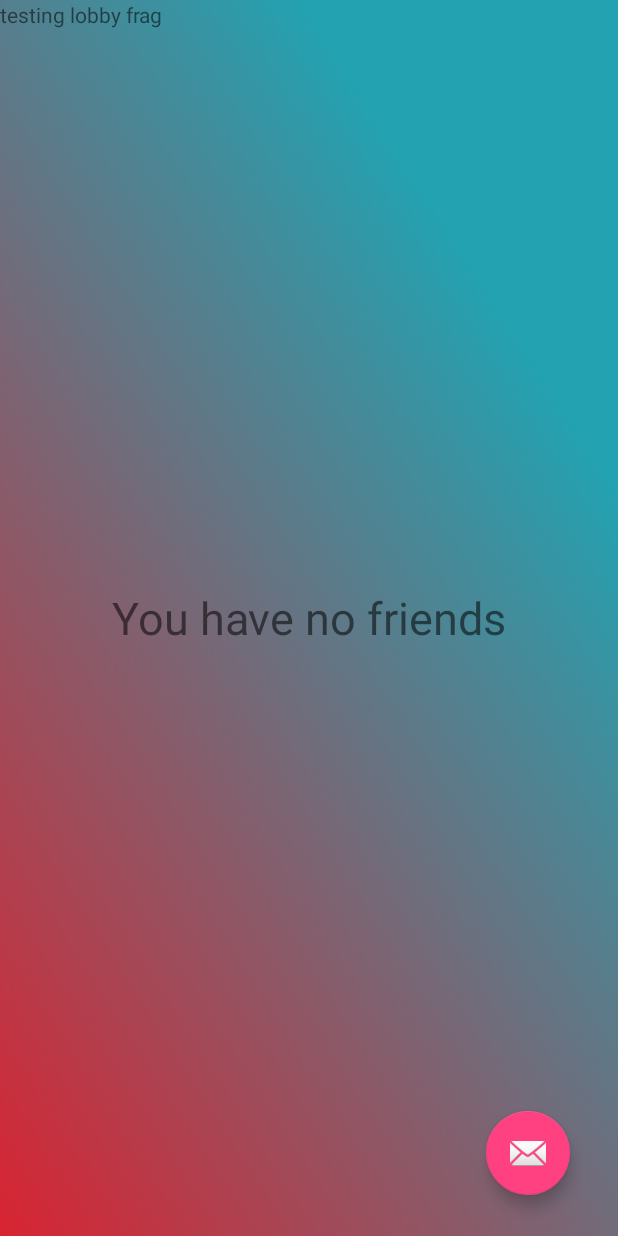
After one commit to joeconstan/BreakfastApp, an Android app: the LobbyFrag screen opened directly, with no data from a screen before it, on a phone screen of 412 x 824 dp. The commit adds this screen. Run offline under Robolectric (Android 15) with nearby library versions, the phone set to English and light mode, and no system bars.

Commit message:
viewpager and various content

```diff
--- /dev/null
+++ b/app/src/main/java/com/arealbreakfast/breakfastapp/FriendsFrag.java
@@ -0,0 +1,25 @@
+package com.arealbreakfast.breakfastapp;
+
+import android.content.Context;
+import android.os.Bundle;
+import android.support.annotation.Nullable;
+import android.view.LayoutInflater;
+import android.view.View;
+import android.view.ViewGroup;
+
+
+public class FriendsFrag extends android.support.v4.app.Fragment {
+
+    @Override
+    public void onAttach(Context context) {
+        super.onAttach(context);
+    }
+
+    @Nullable
+    @Override
+    public View onCreateView(LayoutInflater inflater, @Nullable ViewGroup container, @Nullable Bundle savedInstanceState) {
+        ViewGroup rootView = (ViewGroup) inflater.inflate(R.layout.fragment_friends, container, false);
+
+        return rootView;
+    }
+}
--- /dev/null
+++ b/app/src/main/java/com/arealbreakfast/breakfastapp/LobbyFrag.java
@@ -0,0 +1,35 @@
+package com.arealbreakfast.breakfastapp;
+
+
+import android.content.Context;
+import android.content.Intent;
+import android.os.Bundle;
+import android.support.annotation.Nullable;
+import android.support.design.widget.FloatingActionButton;
+import android.view.LayoutInflater;
+import android.view.View;
+import android.view.ViewGroup;
+
+public class LobbyFrag extends android.support.v4.app.Fragment {
+
+    @Override
+    public void onAttach(Context context) {
+        super.onAttach(context);
+    }
+
+    @Nullable
+    @Override
+    public View onCreateView(LayoutInflater inflater, @Nullable ViewGroup container, @Nullable Bundle savedInstanceState) {
+        ViewGroup rootView = (ViewGroup) inflater.inflate(R.layout.fragment_lobby, container, false);
+
+        FloatingActionButton fab = (FloatingActionButton) rootView.findViewById(R.id.fab);
+        fab.setOnClickListener(new View.OnClickListener() {
+            @Override
+            public void onClick(View view) {
+                Intent intent = new Intent(view.getContext(), AddFriends.class);
+                startActivity(intent);
+            }
+        });
+        return rootView;
+    }
+}
--- a/app/src/main/java/com/arealbreakfast/breakfastapp/MainActivity.java
+++ b/app/src/main/java/com/arealbreakfast/breakfastapp/MainActivity.java
@@ -105,7 +105,7 @@ public class MainActivity extends AppCompatActivity {
                             editor.apply();
 
 
-                            Intent intent = new Intent(view.getContext(), FindContacts.class);
+                            Intent intent = new Intent(view.getContext(), MainFragmentPager.class);
                             startActivity(intent);
 
                         }
@@ -149,7 +149,7 @@ public class MainActivity extends AppCompatActivity {
                             editor.putString("uid", uid);
                             editor.apply();
 
-                            Intent intent = new Intent(view.getContext(), FindContacts.class);
+                            Intent intent = new Intent(view.getContext(), MainFragmentPager.class);
                             startActivity(intent);
                         }
 
--- /dev/null
+++ b/app/src/main/java/com/arealbreakfast/breakfastapp/MainFragmentPager.java
@@ -0,0 +1,73 @@
+package com.arealbreakfast.breakfastapp;
+
+import android.os.Bundle;
+import android.support.annotation.Nullable;
+import android.support.v4.app.Fragment;
+import android.support.v4.app.FragmentActivity;
+import android.support.v4.app.FragmentManager;
+import android.support.v4.app.FragmentPagerAdapter;
+import android.support.v4.view.PagerAdapter;
+import android.support.v4.view.ViewPager;
+
+
+public class MainFragmentPager extends FragmentActivity{
+
+    private static final int NUM_PAGES = 2;
+    private ViewPager mPager;
+    private PagerAdapter mPagerAdapter;
+
+    @Override
+    protected void onCreate(@Nullable Bundle savedInstanceState) {
+        super.onCreate(savedInstanceState);
+        setContentView(R.layout.viewpager);
+
+        mPager = (ViewPager) findViewById(R.id.pager);
+        mPagerAdapter = new LobbyPager(getSupportFragmentManager());
+        mPager.setAdapter(mPagerAdapter);
+    }
+
+    @Override
+    public void onBackPressed() {
+        if (mPager.getCurrentItem() == 0) {
+            // If the user is currently looking at the first step, allow the system to handle the
+            // Back button. This calls finish() on this activity and pops the back stack.
+            super.onBackPressed();
+        } else {
+            // Otherwise, select the previous step.
+            mPager.setCurrentItem(mPager.getCurrentItem() - 1);
+        }
+    }
+
+
+
+    private class LobbyPager extends FragmentPagerAdapter {
+
+        public LobbyPager(FragmentManager fm) {
+            super(fm);
+        }
+
+        @Override
+        public CharSequence getPageTitle(int position) {
+            return "position: " + position;
+        }
+
+        @Override
+        public Fragment getItem(int position) {
+            Fragment f = null;
+            switch (position) {
+                case 0:
+                    f = new LobbyFrag();
+                    break;
+                case 1:
+                    f = new FriendsFrag();
+                    break;
+            }
+            return f;
+        }
+
+        @Override
+        public int getCount() {
+            return NUM_PAGES;
+        }
+    }
+}
--- a/app/src/main/res/layout/activity_main.xml
+++ b/app/src/main/res/layout/activity_main.xml
@@ -4,7 +4,9 @@
     xmlns:tools="http://schemas.android.com/tools"
     android:layout_width="match_parent"
     android:layout_height="match_parent"
-    tools:context="com.arealbreakfast.breakfastapp.MainActivity">
+    tools:context="com.arealbreakfast.breakfastapp.MainActivity"
+    android:background="@drawable/backgroundrevised"
+    >
 
     <TextView
         android:layout_centerHorizontal="true"
--- a/app/src/main/res/layout/activity_find_contacts2.xml
+++ b/app/src/main/res/layout/fragment_lobby.xml
@@ -1,11 +1,19 @@
 <?xml version="1.0" encoding="utf-8"?>
 <RelativeLayout
+    xmlns:app="http://schemas.android.com/apk/res-auto"
     xmlns:android="http://schemas.android.com/apk/res/android"
-    xmlns:app="http://schemas.android.com/apk/res-auto"
-    xmlns:tools="http://schemas.android.com/tools"
-    android:layout_width="match_parent"
+    android:orientation="vertical" android:layout_width="match_parent"
     android:layout_height="match_parent"
-    tools:context="com.arealbreakfast.breakfastapp.FindContacts">
+    android:background="@drawable/backgroundrevised"
+    >
+
+
+    <TextView
+        android:layout_width="wrap_content"
+        android:layout_height="wrap_content"
+        android:id="@+id/temptv"
+        android:text="testing lobby frag"
+        />
 
 
     <TextView
@@ -33,5 +41,4 @@
         android:layout_alignParentBottom="true"
         android:layout_alignParentEnd="true"
         />
-
 </RelativeLayout>
--- /dev/null
+++ b/app/src/main/res/layout/viewpager.xml
@@ -0,0 +1,6 @@
+<?xml version="1.0" encoding="utf-8"?>
+    <android.support.v4.view.ViewPager
+        xmlns:android="http://schemas.android.com/apk/res/android"
+        android:id="@+id/pager"
+        android:layout_width="match_parent"
+        android:layout_height="match_parent" />
```
Also changed, not shown: app/src/main/AndroidManifest.xml (+3 -4 lines), app/src/main/java/com/arealbreakfast/breakfastapp/FindContacts.java (deleted, +0 -28 lines), app/src/main/java/com/arealbreakfast/breakfastapp/Friend.java (added, +45 -0 lines), app/src/main/java/com/arealbreakfast/breakfastapp/SearchableActivity.java (+17 -2 lines), app/src/main/res/layout/content_find_contacts.xml (deleted, +0 -11 lines), app/src/main/res/layout/fragment_friends.xml (added, +16 -0 lines), app/src/main/res/drawable/backgroundrevised.png (added).
